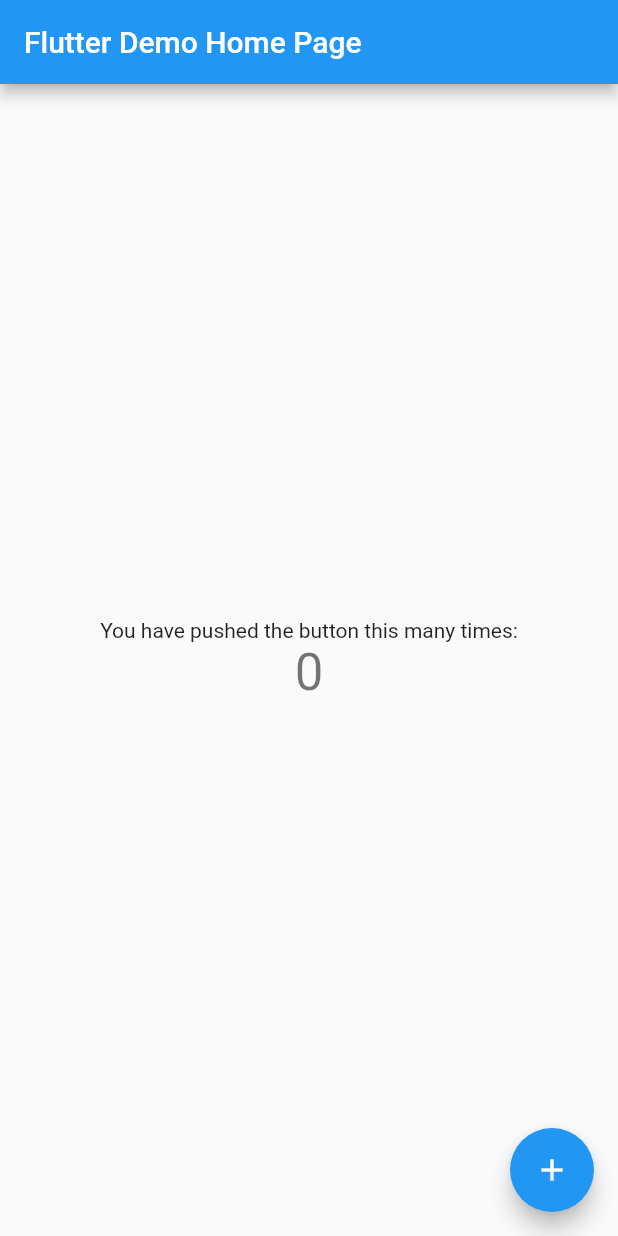
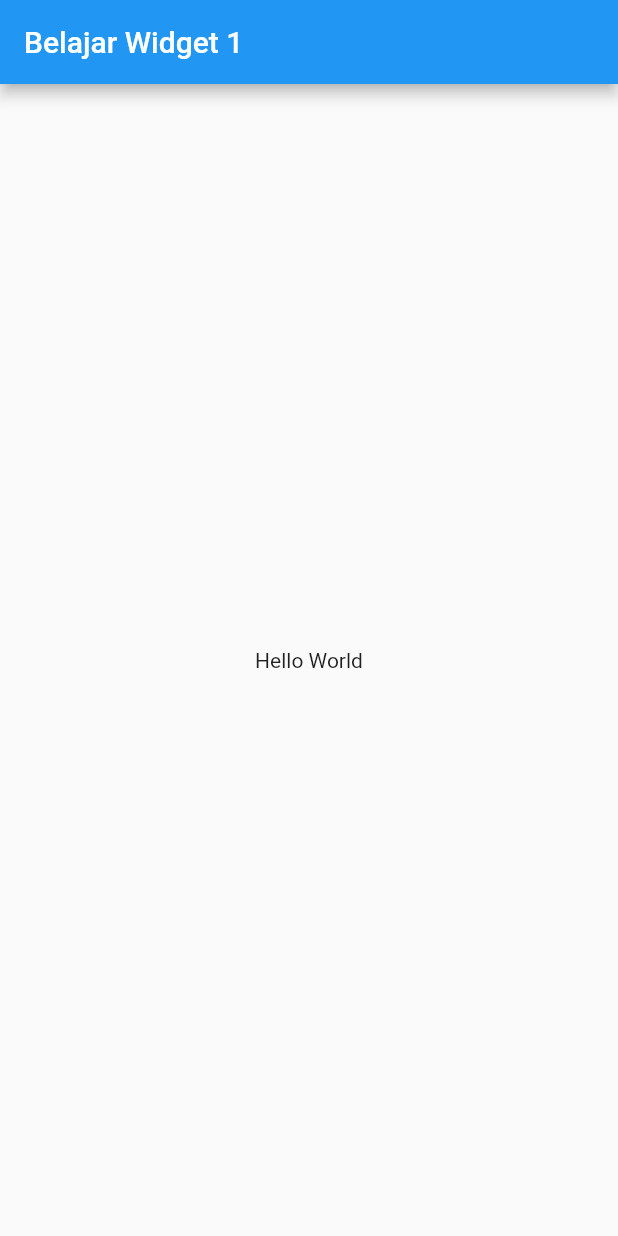
Before and after one commit to revanggaajip/belajar_flutter_dasar, a Flutter app: the screen it shows after launch, on a phone screen of 412 x 824 dp. Run offline on Flutter 3.47's test engine with Material 2 defaults, Android fonts, the light colour scheme and no system bars.

Commit message:
Membuat Hello World Dengan Widget Center

```diff
--- a/lib/main.dart
+++ b/lib/main.dart
@@ -1,115 +1,21 @@
 import 'package:flutter/material.dart';
 
 void main() {
-  runApp(const MyApp());
+  runApp(myApp());
 }
 
-class MyApp extends StatelessWidget {
-  const MyApp({Key? key}) : super(key: key);
+class myApp extends StatelessWidget {
+  const myApp({Key? key}) : super(key: key);
 
-  // This widget is the root of your application.
   @override
   Widget build(BuildContext context) {
     return MaterialApp(
-      title: 'Flutter Demo',
-      theme: ThemeData(
-        // This is the theme of your application.
-        //
-        // Try running your application with "flutter run". You'll see the
-        // application has a blue toolbar. Then, without quitting the app, try
-        // changing the primarySwatch below to Colors.green and then invoke
-        // "hot reload" (press "r" in the console where you ran "flutter run",
-        // or simply save your changes to "hot reload" in a Flutter IDE).
-        // Notice that the counter didn't reset back to zero; the application
-        // is not restarted.
-        primarySwatch: Colors.blue,
+      home: Scaffold(
+        appBar: AppBar(title: Text("Belajar Widget 1")),
+        body: Center(
+          child: Text("Hello World"),
+        ),
       ),
-      home: const MyHomePage(title: 'Flutter Demo Home Page'),
     );
   }
 }
-
-class MyHomePage extends StatefulWidget {
-  const MyHomePage({Key? key, required this.title}) : super(key: key);
-
-  // This widget is the home page of your application. It is stateful, meaning
-  // that it has a State object (defined below) that contains fields that affect
-  // how it looks.
-
-  // This class is the configuration for the state. It holds the values (in this
-  // case the title) provided by the parent (in this case the App widget) and
-  // used by the build method of the State. Fields in a Widget subclass are
-  // always marked "final".
-
-  final String title;
-
-  @override
-  State<MyHomePage> createState() => _MyHomePageState();
-}
-
-class _MyHomePageState extends State<MyHomePage> {
-  int _counter = 0;
-
-  void _incrementCounter() {
-    setState(() {
-      // This call to setState tells the Flutter framework that something has
-      // changed in this State, which causes it to rerun the build method below
-      // so that the display can reflect the updated values. If we changed
-      // _counter without calling setState(), then the build method would not be
-      // called again, and so nothing would appear to happen.
-      _counter++;
-    });
-  }
-
-  @override
-  Widget build(BuildContext context) {
-    // This method is rerun every time setState is called, for instance as done
-    // by the _incrementCounter method above.
-    //
-    // The Flutter framework has been optimized to make rerunning build methods
-    // fast, so that you can just rebuild anything that needs updating rather
-    // than having to individually change instances of widgets.
-    return Scaffold(
-      appBar: AppBar(
-        // Here we take the value from the MyHomePage object that was created by
-        // the App.build method, and use it to set our appbar title.
-        title: Text(widget.title),
-      ),
-      body: Center(
-        // Center is a layout widget. It takes a single child and positions it
-        // in the middle of the parent.
-        child: Column(
-          // Column is also a layout widget. It takes a list of children and
-          // arranges them vertically. By default, it sizes itself to fit its
-          // children horizontally, and tries to be as tall as its parent.
-          //
-          // Invoke "debug painting" (press "p" in the console, choose the
-          // "Toggle Debug Paint" action from the Flutter Inspector in Android
-          // Studio, or the "Toggle Debug Paint" command in Visual Studio Code)
-          // to see the wireframe for each widget.
-          //
-          // Column has various properties to control how it sizes itself and
-          // how it positions its children. Here we use mainAxisAlignment to
-          // center the children vertically; the main axis here is the vertical
-          // axis because Columns are vertical (the cross axis would be
-          // horizontal).
-          mainAxisAlignment: MainAxisAlignment.center,
-          children: <Widget>[
-            const Text(
-              'You have pushed the button this many times:',
-            ),
-            Text(
-              '$_counter',
-              style: Theme.of(context).textTheme.headline4,
-            ),
-          ],
-        ),
-      ),
-      floatingActionButton: FloatingActionButton(
-        onPressed: _incrementCounter,
-        tooltip: 'Increment',
-        child: const Icon(Icons.add),
-      ), // This trailing comma makes auto-formatting nicer for build methods.
-    );
-  }
-}
```
